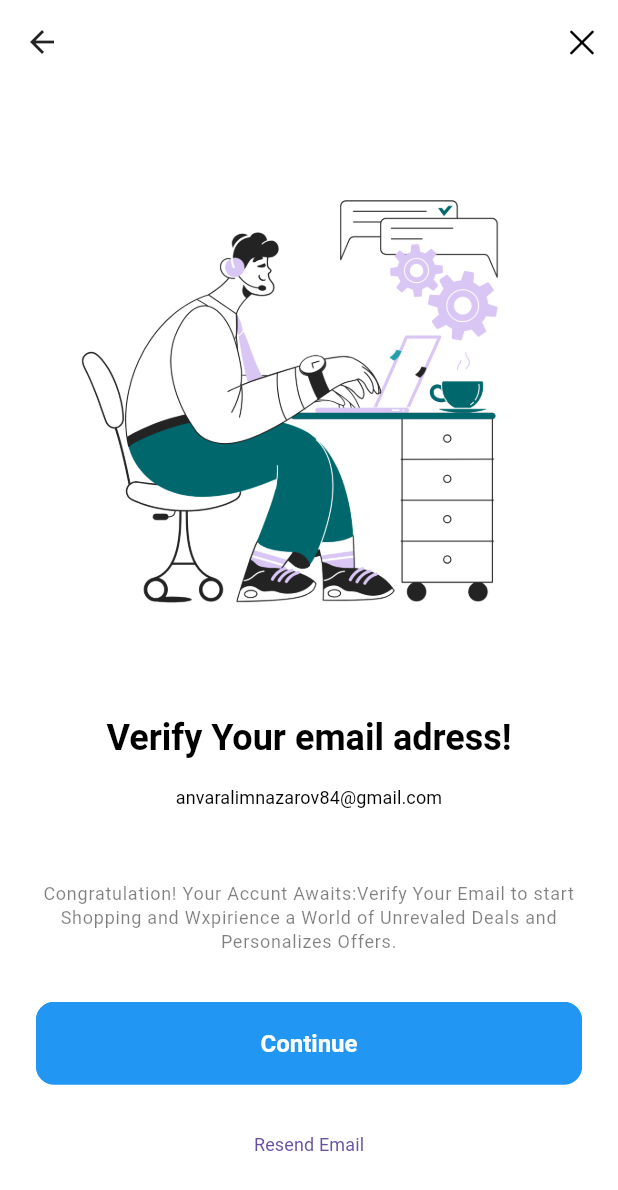
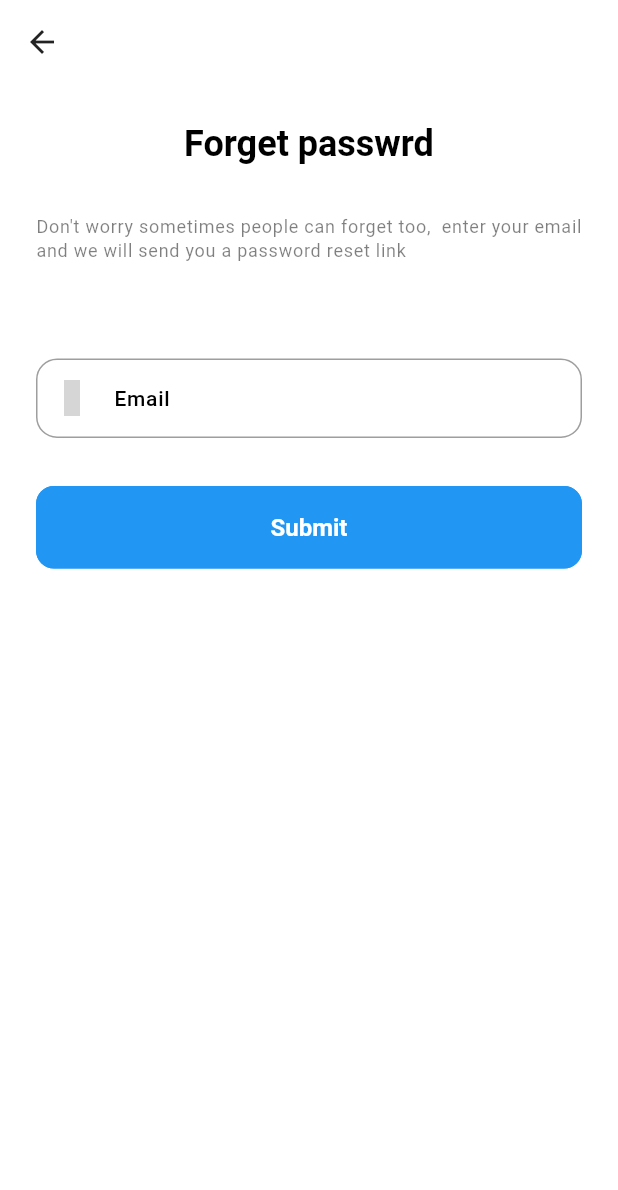
Before and after one commit to oktambek2003/onlinemarket, a Flutter app: the onlineShopVerifyEmail screen opened directly, after a tap on "Resend Email", on a phone screen of 412 x 824 dp. Shown: the top 1190 px of the screen. Run offline on Flutter 3.47's test engine with Material 3 defaults, Android fonts, the phone set to English and light mode, and no system bars; our stand-ins replace get, get_storage, iconsax, logger, smooth_page_indicator; accounts and stored records are empty; Roboto replaces fonts that are missing (Popins); grey boxes are pictures that could not be loaded.

Commit message:
forget password and reset pasword screen

```diff
--- a/lib/features/authencation/screens/password_configuration/forget_password.dart
+++ b/lib/features/authencation/screens/password_configuration/forget_password.dart
@@ -0,0 +1,66 @@
+import 'package:flutter/material.dart';
+import 'package:get/get.dart';
+import 'package:iconsax/iconsax.dart';
+import 'package:onlinemarket/features/authencation/screens/login/login.dart';
+import 'package:onlinemarket/features/authencation/screens/password_configuration/reset_password.dart';
+import 'package:onlinemarket/utils/constants/colors.dart';
+import 'package:onlinemarket/utils/constants/sizes.dart';
+import 'package:onlinemarket/utils/constants/text_string.dart';
+import 'package:onlinemarket/utils/helpers/helper_function.dart';
+
+class onlineShopForgetPassword extends StatelessWidget {
+  const onlineShopForgetPassword({super.key});
+
+  @override
+  Widget build(BuildContext context) {
+    final dark = onlineShopFunction.isDarkMode(context);
+    return Scaffold(
+      appBar: AppBar(
+        iconTheme: IconThemeData(color: dark?onlineShopColors.white:onlineShopColors.black),
+      ),
+      body: SingleChildScrollView(
+        child: Padding(
+          padding: const EdgeInsets.all(
+            onlineShopSizes.defaultSpace,
+          ),
+          child: Column(
+            mainAxisAlignment: MainAxisAlignment.start,
+            children: [
+              Text(
+                onlineShopText.forgetPassowrd,
+                style: Theme.of(context).textTheme.headlineMedium,
+              ),
+              const SizedBox(
+                height: onlineShopSizes.spaceBtwSections,
+              ),
+              Text(
+                onlineShopText.forgetPassowrdSubTitle,
+                style: Theme.of(context).textTheme.labelMedium,
+              ),
+              const SizedBox(
+                height: onlineShopSizes.spaceBtwSections * 2,
+              ),
+              TextFormField(
+                  decoration: const InputDecoration(
+                labelText: onlineShopText.email,
+                prefixIcon: Icon(Iconsax.direct_right),
+              )),
+              const SizedBox(
+                height: onlineShopSizes.spaceBtwSections,
+              ),
+              SizedBox(
+                  width: double.infinity,
+                  child: ElevatedButton(
+                      onPressed: () {
+                        Get.offAll(const onlineShopResetPassword());
+                      },
+                      child: const Text(
+                        onlineShopText.submit,
+                      )))
+            ],
+          ),
+        ),
+      ),
+    );
+  }
+}
--- a/lib/features/authencation/screens/registrassiya/verify_email.dart
+++ b/lib/features/authencation/screens/registrassiya/verify_email.dart
@@ -5,6 +5,7 @@ import 'package:get/get_connect/http/src/utils/utils.dart';
 import 'package:iconsax/iconsax.dart';
 import 'package:onlinemarket/common/sucses/succes_email/succes_email.dart';
 import 'package:onlinemarket/features/authencation/screens/login/login.dart';
+import 'package:onlinemarket/features/authencation/screens/password_configuration/forget_password.dart';
 import 'package:onlinemarket/utils/constants/colors.dart';
 import 'package:onlinemarket/utils/constants/images_string.dart';
 import 'package:onlinemarket/utils/constants/sizes.dart';
@@ -86,7 +87,9 @@ class onlineShopVerifyEmail extends StatelessWidget {
               SizedBox(
                 width: double.infinity,
                 child: TextButton(
-                    onPressed: () {},
+                    onPressed: () {
+                      Get.to(onlineShopForgetPassword());
+                    },
                     child: const Text(onlineShopText.resendEmail)),
               )
             ],
--- a/lib/utils/constants/text_string.dart
+++ b/lib/utils/constants/text_string.dart
@@ -54,4 +54,6 @@
       "Your accaunt succesfully created!";
   static const String userAccauntSubtitleCreated =
       "Welcome to YOur ultimate Shopping   Destanation. Yout accunt craeted,Unleash the Joy of Seamless Online Shopping!";
+  static const String submit = "Submit";
+    static const String done = "Submit";
 }
```
Also changed, not shown: lib/features/authencation/screens/password_configuration/reset_password.dart (+70 -0 lines).
